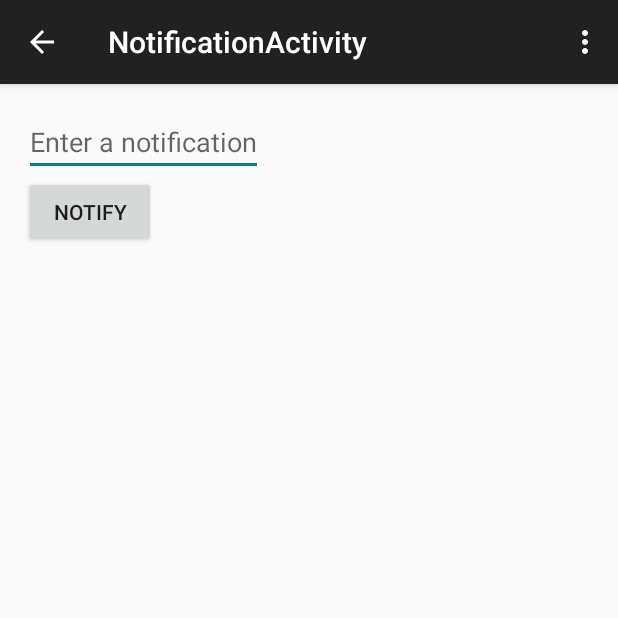
After one commit to emilhdiaz/myandroidapplication, an Android app: the NotificationActivity screen opened directly, with no data from a screen before it, on a phone screen of 412 x 824 dp, the top half of it. The commit adds this screen. Run offline under Robolectric (Android 15) with nearby library versions, the phone set to English and light mode, and no system bars.

Commit message:
Added notifications example

```diff
--- a/app/build.gradle
+++ b/app/build.gradle
@@ -6,7 +6,7 @@ android {
 
     defaultConfig {
         applicationId "com.emildiaz.myandroidapplication"
-        minSdkVersion 15
+        minSdkVersion 16
         targetSdkVersion 21
         versionCode 1
         versionName "1.0"
--- a/app/src/main/java/com/emildiaz/myandroidapplication/MainActivity.java
+++ b/app/src/main/java/com/emildiaz/myandroidapplication/MainActivity.java
@@ -1,5 +1,6 @@
 package com.emildiaz.myandroidapplication;
 
+import android.app.Notification;
 import android.content.Intent;
 import android.net.Uri;
 import android.support.v7.app.ActionBarActivity;
@@ -50,4 +51,9 @@ public class MainActivity extends ActionBarActivity {
         Intent intent = new Intent(this, RouletteActivity.class);
         startActivity(intent);
     }
+
+    public void launchNotificationsExample(View view) {
+        Intent intent = new Intent(this, NotificationActivity.class);
+        startActivity(intent);
+    }
 }
--- /dev/null
+++ b/app/src/main/java/com/emildiaz/myandroidapplication/NotificationActivity.java
@@ -0,0 +1,64 @@
+package com.emildiaz.myandroidapplication;
+
+import android.app.Notification;
+import android.app.NotificationManager;
+import android.app.PendingIntent;
+import android.app.TaskStackBuilder;
+import android.content.Context;
+import android.content.Intent;
+import android.support.v7.app.ActionBarActivity;
+import android.os.Bundle;
+import android.view.Menu;
+import android.view.MenuItem;
+import android.view.View;
+import android.widget.EditText;
+
+public class NotificationActivity extends ActionBarActivity {
+
+    private static final int NOTIFICATION_ID = 1;
+    private EditText editText;
+
+    @Override
+    protected void onCreate(Bundle savedInstanceState) {
+        super.onCreate(savedInstanceState);
+        setContentView(R.layout.activity_notification);
+
+        editText = (EditText) findViewById(R.id.editText);
+    }
+
+    @Override
+    public boolean onCreateOptionsMenu(Menu menu) {
+        getMenuInflater().inflate(R.menu.menu_main, menu);
+        return true;
+    }
+
+    @Override
+    public boolean onOptionsItemSelected(MenuItem item) {
+        int id = item.getItemId();
+
+        if (id == R.id.action_settings) {
+            return true;
+        }
+
+        return super.onOptionsItemSelected(item);
+    }
+
+    public void showNotification(View view) {
+        Intent intent = new Intent(this, MainActivity.class);
+
+        TaskStackBuilder stackBuilder = TaskStackBuilder.create(this)
+            .addParentStack(MainActivity.class)
+            .addNextIntent(intent);
+
+        PendingIntent pendingIntent = stackBuilder.getPendingIntent(0, PendingIntent.FLAG_UPDATE_CURRENT);
+
+        Notification.Builder builder = new Notification.Builder(getApplicationContext())
+            .setSmallIcon(R.drawable.ic_launcher)
+            .setContentTitle("Notification Example")
+            .setContentText(editText.getText().toString())
+            .setContentIntent(pendingIntent);
+
+        NotificationManager manager = (NotificationManager) getSystemService(Context.NOTIFICATION_SERVICE);
+        manager.notify(NOTIFICATION_ID, builder.build());
+    }
+}
--- /dev/null
+++ b/app/src/main/res/layout/activity_notification.xml
@@ -0,0 +1,24 @@
+<LinearLayout xmlns:android="http://schemas.android.com/apk/res/android"
+    xmlns:tools="http://schemas.android.com/tools"
+    android:layout_width="match_parent"
+    android:layout_height="match_parent"
+    android:paddingLeft="@dimen/activity_horizontal_margin"
+    android:paddingRight="@dimen/activity_horizontal_margin"
+    android:paddingTop="@dimen/activity_vertical_margin"
+    android:paddingBottom="@dimen/activity_vertical_margin"
+    android:orientation="vertical"
+    tools:context="com.emildiaz.myandroidapplication.NotificationActivity">
+
+    <EditText
+        android:id="@+id/editText"
+        android:layout_width="wrap_content"
+        android:layout_height="wrap_content"
+        android:hint="Enter a notification" />
+
+    <Button
+        android:id="@+id/button"
+        android:layout_width="wrap_content"
+        android:layout_height="wrap_content"
+        android:text="Notify"
+        android:onClick="showNotification" />
+</LinearLayout>
--- a/app/src/main/res/values/strings.xml
+++ b/app/src/main/res/values/strings.xml
@@ -8,5 +8,6 @@
     <string name="title_activity_comment">My.Comments</string>
     <string name="title_activity_roulette">My.Roulette</string>
     <string name="title_activity_settings">SettingsActivity</string>
+    <string name="title_activity_notification">NotificationActivity</string>
 
 </resources>
```
Also changed, not shown: app/src/main/AndroidManifest.xml (+9 -0 lines), app/src/main/res/layout/activity_main.xml (+7 -0 lines).
